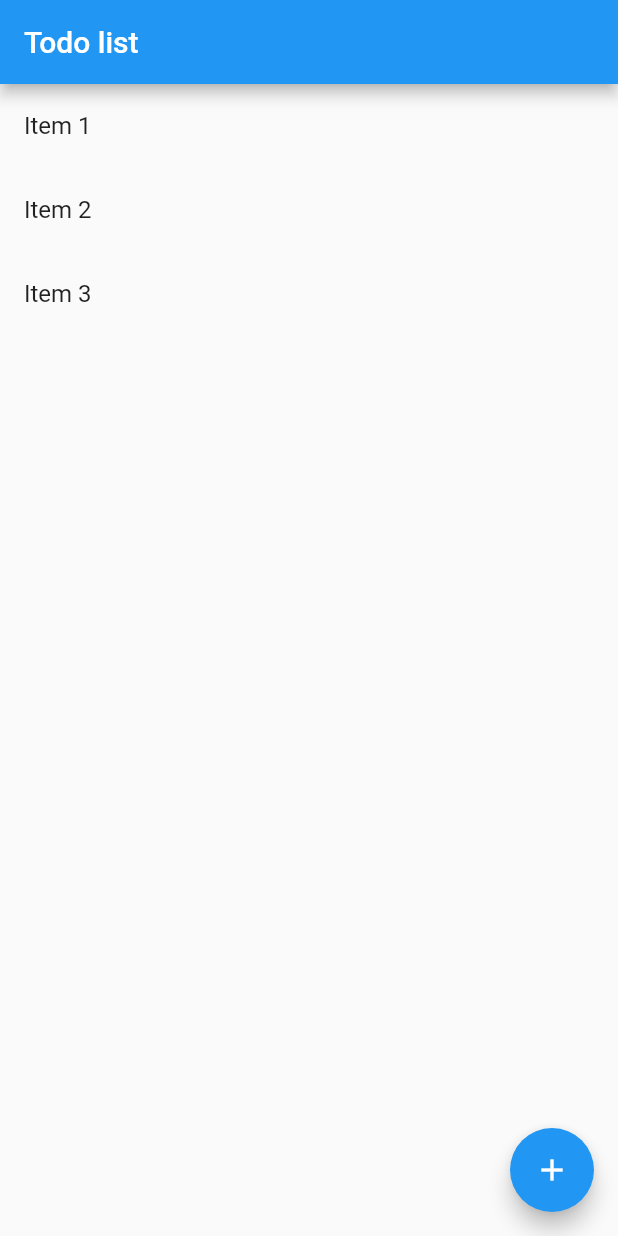
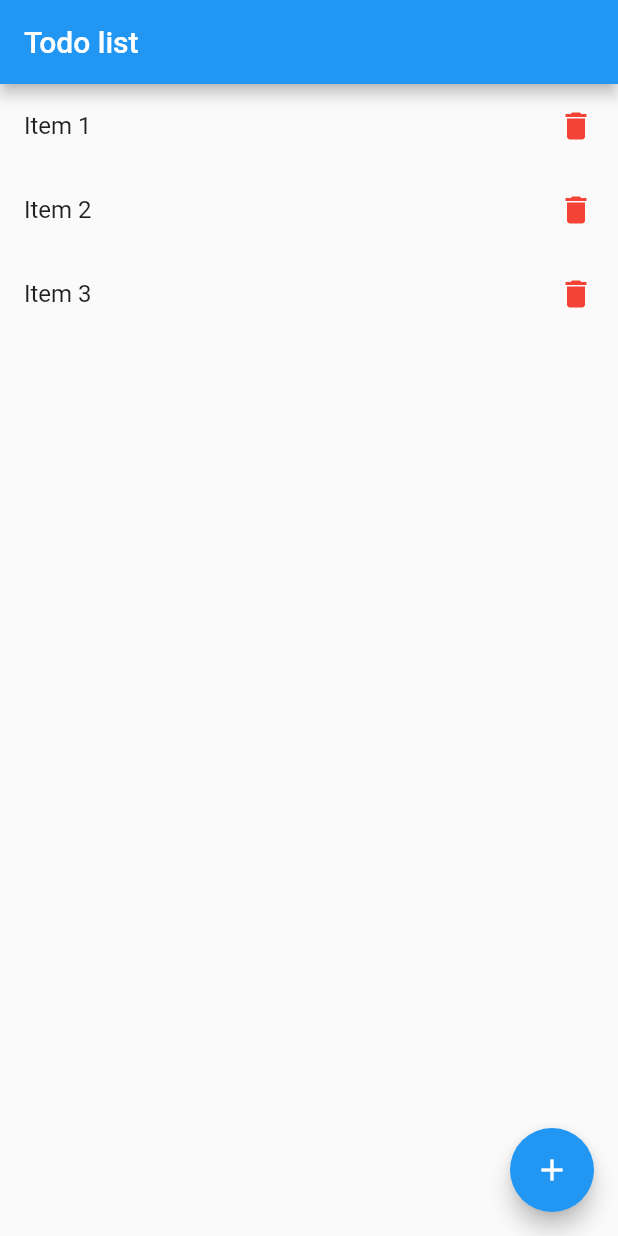
Before and after one commit to snb4crazy/Ciklum-Flutter-Development-Course, a Flutter app: the screen it shows after launch, on a phone screen of 412 x 824 dp. Run offline on Flutter 3.47's test engine with Material 2 defaults, Android fonts, the phone set to English and light mode, and no system bars.

Commit message:
Lecture #2: Remove Item

```diff
--- a/lib/CiklumCourse/Homework2/hw2.dart
+++ b/lib/CiklumCourse/Homework2/hw2.dart
@@ -66,7 +66,28 @@ class TodoListState extends State<TodoList> {
     return ListView.builder(
         itemCount: items.length,
         itemBuilder: (BuildContext context, int index) {
-          return ListTile(title: Text(items[index]));
+          return ListTile(
+              title: Text(
+                  items[index]
+              ),
+            trailing: Row(
+              crossAxisAlignment: CrossAxisAlignment.end,
+              mainAxisSize: MainAxisSize.min,
+              children: <Widget>[
+                GestureDetector(
+                  child: Icon(Icons.delete, color: Colors.red),
+                  onTap: () {
+                    setState(() {
+                      if (_textFieldController.text.length > 0) {
+                        items.remove(_textFieldController.text);
+                        _textFieldController.clear();
+                      }
+                    });
+                  },
+                )
+              ],
+            ),
+          );
         }
     );
   }
```
